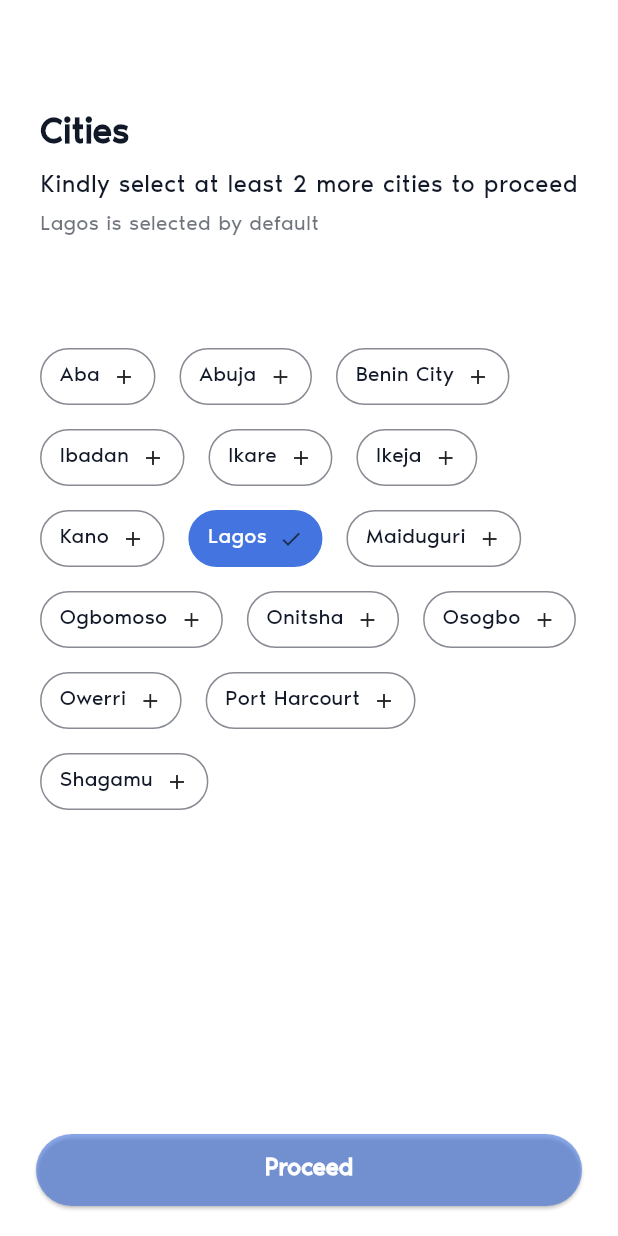
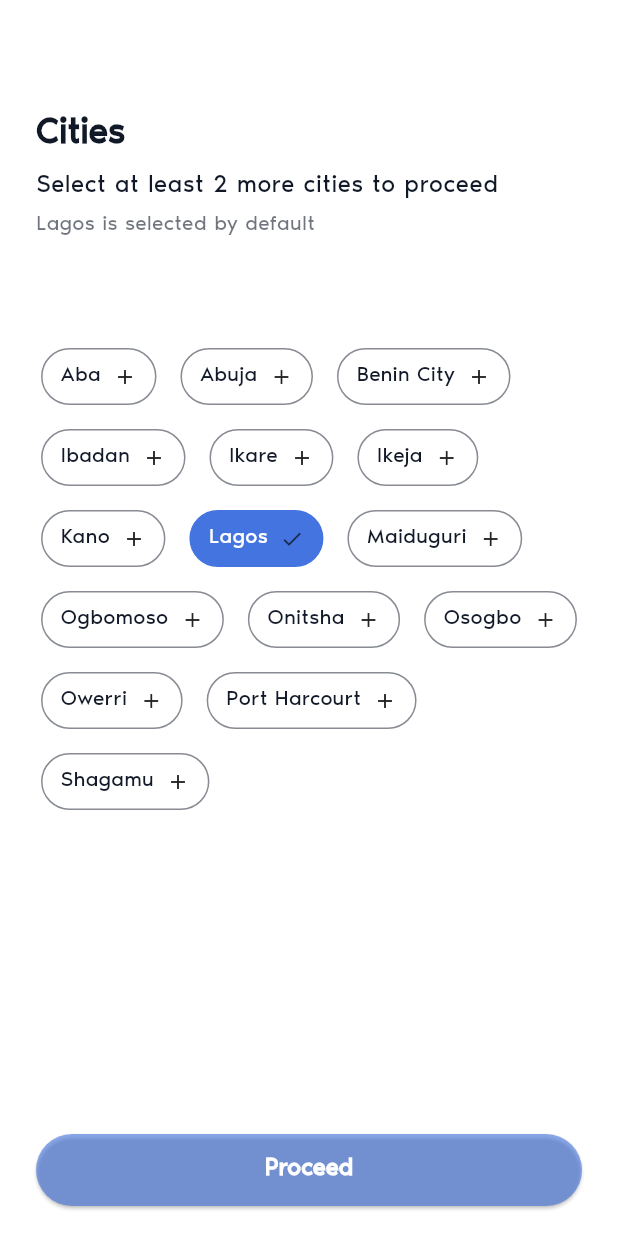
Before and after one commit to Youngtard/foodcourt_weather_app, a Flutter app: the screen it shows after launch, on a phone screen of 412 x 824 dp. Run offline on Flutter 3.47's test engine with Material 3 defaults, Android fonts, the phone set to English and light mode, and no system bars; our stand-ins replace carousel_slider, dio, equatable, flutter_riverpod, flutter_spinkit, geocoding and 2 more; accounts and stored records are empty.

Commit message:
Adjust initial cities selection UI

```diff
--- a/lib/weather/presentation/screens/select_cities_screen.dart
+++ b/lib/weather/presentation/screens/select_cities_screen.dart
@@ -70,7 +70,7 @@ class _SelectCitiesScreenState extends State<SelectCitiesScreen> {
                         ),
                         Text(
                           _selectedCities.length < _minimumCities
-                              ? "Kindly select at least ${_getCitiesLeft()} more ${_getCitiesLeft() == 1 ? "city" : "cities"} to proceed"
+                              ? "Select at least ${_getCitiesLeft()} more ${_getCitiesLeft() == 1 ? "city" : "cities"} to proceed"
                               : _selectedCities.map((e) => e.name).join(", "),
                           style: textTheme.bodyLarge!.copyWith(
                             fontWeight: FontWeight.w400,
@@ -89,7 +89,8 @@ class _SelectCitiesScreenState extends State<SelectCitiesScreen> {
                         const SizedBox(
                           height: 72,
                         ),
-                        Wrap(
+                        Center(
+                          child: Wrap(
                             spacing: 16.0,
                             runSpacing: 16.0,
                             children: cities.mapIndexed(
@@ -146,6 +147,7 @@ class _SelectCitiesScreenState extends State<SelectCitiesScreen> {
                               },
                             ).toList(),
                           ),
+                        ),
                       ],
                     ),
                   ),
```
Lines whose indentation alone changed are shown as unchanged.
